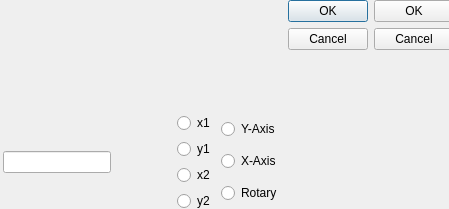
First picture: the form in RHRSnewgui/inputbox.ui, repository gahljust/RHRS-LHRS-motion-control-GUI, before the edit.
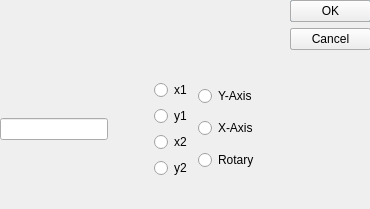
Second picture: the form after the edit.

```diff
--- a/RHRSnewgui/inputbox.ui
+++ b/RHRSnewgui/inputbox.ui
@@ -6,24 +6,46 @@
    <rect>
     <x>0</x>
     <y>0</y>
-    <width>449</width>
+    <width>370</width>
     <height>209</height>
    </rect>
   </property>
   <property name="windowTitle">
    <string>Dialog</string>
   </property>
-  <widget class="QWidget" name="horizontalLayoutWidget_2">
+  <widget class="QDialogButtonBox" name="buttonBox_2">
    <property name="geometry">
     <rect>
-     <x>3</x>
+     <x>290</x>
      <y>0</y>
-     <width>451</width>
-     <height>211</height>
+     <width>81</width>
+     <height>66</height>
     </rect>
    </property>
-   <layout class="QHBoxLayout" name="horizontalLayout_3">
-    <item>
+   <property name="orientation">
+    <enum>Qt::Vertical</enum>
+   </property>
+   <property name="standardButtons">
+    <set>QDialogButtonBox::Cancel|QDialogButtonBox::Ok</set>
+   </property>
+  </widget>
+  <widget class="QDialogButtonBox" name="buttonBox">
+   <property name="geometry">
+    <rect>
+     <x>290</x>
+     <y>0</y>
+     <width>81</width>
+     <height>66</height>
+    </rect>
+   </property>
+   <property name="orientation">
+    <enum>Qt::Vertical</enum>
+   </property>
+   <property name="standardButtons">
+    <set>QDialogButtonBox::Cancel|QDialogButtonBox::Ok</set>
+   </property>
+  </widget>
+  <widget class="QWidget" name="">
      <layout class="QVBoxLayout" name="verticalLayout_2">
       <property name="topMargin">
        <number>20</number>
@@ -144,28 +166,6 @@
          </layout>
         </item>
        </layout>
-      </item>
-     </layout>
-    </item>
-    <item>
-     <widget class="QDialogButtonBox" name="buttonBox">
-      <property name="orientation">
-       <enum>Qt::Vertical</enum>
-      </property>
-      <property name="standardButtons">
-       <set>QDialogButtonBox::Cancel|QDialogButtonBox::Ok</set>
-      </property>
-     </widget>
-    </item>
-    <item>
-     <widget class="QDialogButtonBox" name="buttonBox_2">
-      <property name="orientation">
-       <enum>Qt::Vertical</enum>
-      </property>
-      <property name="standardButtons">
-       <set>QDialogButtonBox::Cancel|QDialogButtonBox::Ok</set>
-      </property>
-     </widget>
     </item>
    </layout>
   </widget>
```
Lines whose indentation alone changed are shown as unchanged.
